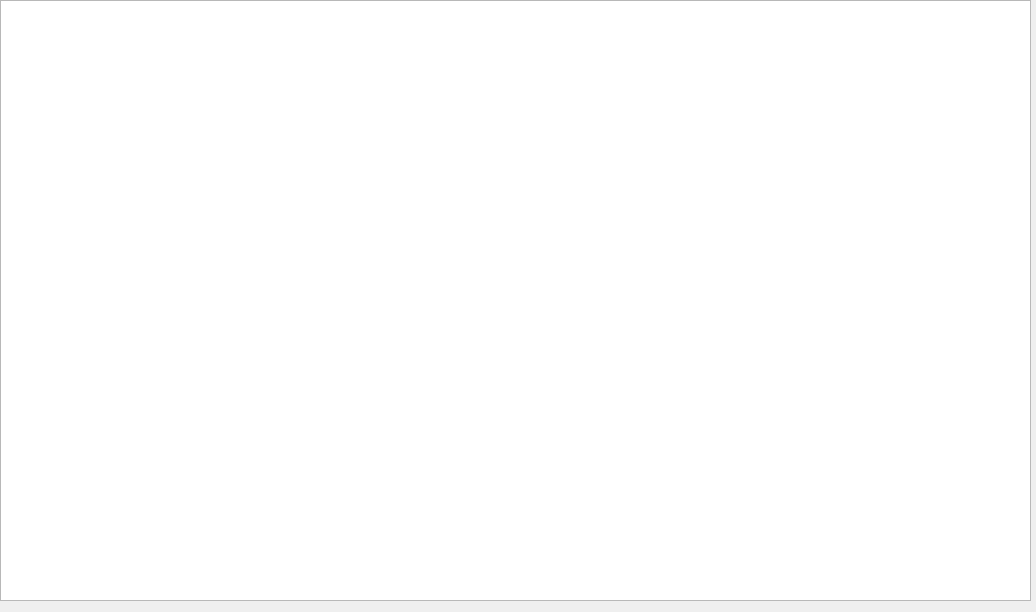
Before: the Qt Designer form app/UI/form_quotation.ui in omegaBionic/maderation_front, drawn with Qt 5.
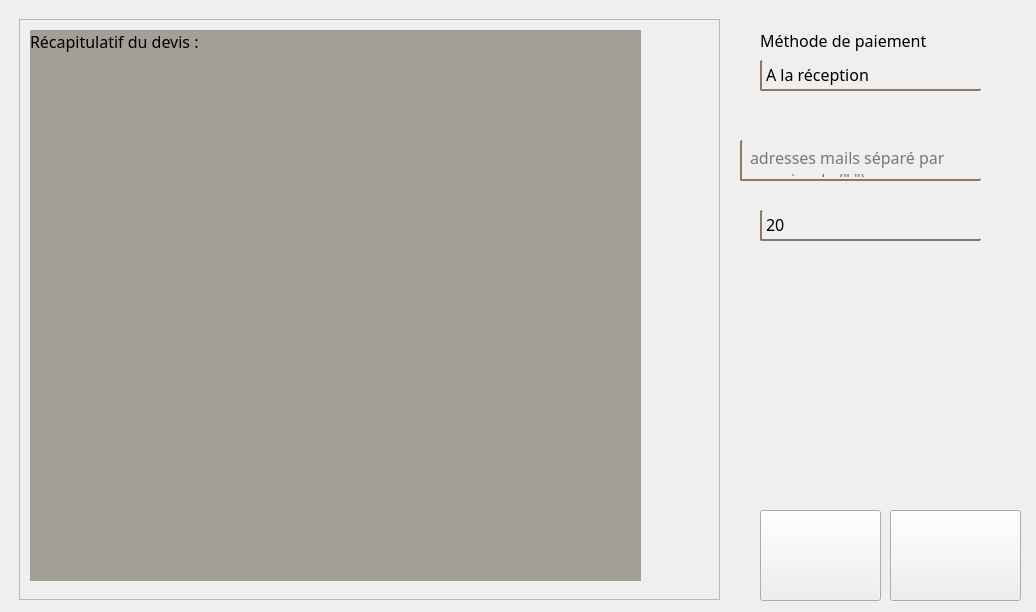
After: the same form once the commit is applied. Icons and pictures are not drawn.

What changed in the file:
```diff
--- a/app/UI/form_quotation.ui
+++ b/app/UI/form_quotation.ui
@@ -13,18 +13,389 @@
   <property name="windowTitle">
    <string>Form</string>
   </property>
-  <widget class="QGraphicsView" name="graphicsView">
+  <widget class="QComboBox" name="comboBox">
    <property name="geometry">
     <rect>
-     <x>0</x>
-     <y>0</y>
-     <width>1031</width>
-     <height>601</height>
+     <x>760</x>
+     <y>60</y>
+     <width>221</width>
+     <height>31</height>
+    </rect>
+   </property>
+   <property name="font">
+    <font>
+     <family>Futura Lt BT</family>
+     <pointsize>12</pointsize>
+    </font>
+   </property>
+   <property name="styleSheet">
+    <string notr="true">QComboBox {
+  background-color: #00000000;
+  padding-top: 2px;
+  /* This QLineEdit fix  103, 111 */
+  padding-bottom: 2px;
+  /* This QLineEdit fix  103, 111 */
+  padding-left: 4px;
+  padding-right: 4px;
+  border-style: solid;
+  border-left: 2px solid rgb(141, 121, 99);
+  border-bottom: 2px solid rgb(141, 121, 99);
+  border-radius: 2%;
+}
+
+
+QComboBox QAbstractItemView {
+  background-color:  rgb(181, 163, 136);
+  border-radius: 4px;
+  border: 1px solid #32414B;
+  selection-color: #148CD2;
+  selection-background-color: rgb(255, 211, 179);
+}
+
+
+QComboBox::indicator {
+  background-color:transparent;
+  selection-background-color: transparent;
+  color: transparent;
+  selection-color: transparent;
+  /* Needed to remove indicator - fix #132 */
+}
+
+QComboBox::indicator:alternate {
+  background: #19232D;
+}
+
+QComboBox::item:alternate {
+  background: #19232D;
+}
+
+QComboBox::item:checked {
+  font-weight: bold;
+}
+
+QComboBox::item:selected {
+  border: 0px solid transparent;
+}
+
+QComboBox::drop-down {
+  subcontrol-origin: padding;
+  subcontrol-position: top right;
+  width: 20px;
+  border-left-width: 0px;
+  border-left-color: #32414B;
+  border-left-style: solid;
+  border-top-right-radius: 3px;
+  border-bottom-right-radius: 3px;
+}
+
+QComboBox::down-arrow {
+  image:url(:/pictures/img/down_arrow.png);
+height: 20%;
+width: 20%;
+}
+
+QComboBox::down-arrow:on, QComboBox::down-arrow:hover, QComboBox::down-arrow:focus {
+  image: url(:/pictures/img/down_arrow_hover.png);
+height: 20%;
+width: 20%;
+}
+</string>
+   </property>
+   <item>
+    <property name="text">
+     <string>A la réception</string>
+    </property>
+   </item>
+   <item>
+    <property name="text">
+     <string>50% à la réception</string>
+    </property>
+   </item>
+   <item>
+    <property name="text">
+     <string>Comptant</string>
+    </property>
+   </item>
+  </widget>
+  <widget class="QLabel" name="label">
+   <property name="geometry">
+    <rect>
+     <x>760</x>
+     <y>30</y>
+     <width>171</width>
+     <height>21</height>
+    </rect>
+   </property>
+   <property name="font">
+    <font>
+     <family>Futura Lt BT</family>
+     <pointsize>12</pointsize>
+    </font>
+   </property>
+   <property name="text">
+    <string>Méthode de paiement</string>
+   </property>
+  </widget>
+  <widget class="QPlainTextEdit" name="plainTextEdit">
+   <property name="geometry">
+    <rect>
+     <x>740</x>
+     <y>140</y>
+     <width>241</width>
+     <height>41</height>
+    </rect>
+   </property>
+   <property name="font">
+    <font>
+     <family>Futura Lt BT</family>
+     <pointsize>12</pointsize>
+     <stylestrategy>PreferDefault</stylestrategy>
+    </font>
+   </property>
+   <property name="styleSheet">
+    <string notr="true">QPlainTextEdit {
+  background-color: #00000000;
+  padding-top: 2px;
+  /* This QLineEdit fix  103, 111 */
+  padding-bottom: 2px;
+  /* This QLineEdit fix  103, 111 */
+  padding-left: 4px;
+  padding-right: 4px;
+  border-style: solid;
+  border-left: 2px solid rgb(141, 121, 99);
+  border-bottom: 2px solid rgb(141, 121, 99);
+  border-radius: 2%;
+}
+</string>
+   </property>
+   <property name="placeholderText">
+    <string>adresses mails séparé par une virgule (&quot;,&quot;)</string>
+   </property>
+  </widget>
+  <widget class="QPushButton" name="pushButton_validate">
+   <property name="geometry">
+    <rect>
+     <x>890</x>
+     <y>510</y>
+     <width>131</width>
+     <height>91</height>
+    </rect>
+   </property>
+   <property name="cursor">
+    <cursorShape>PointingHandCursor</cursorShape>
+   </property>
+   <property name="styleSheet">
+    <string notr="true">QPushButton {
+	border-image: url(:/pictures/img/sendMail.png);
+}
+
+QPushButton::hover {
+	border-image: url(:/pictures/img/sendMail_hover.png);
+
+}
+
+QPushButton::pressed {
+	border-image: url(:/pictures/img/sendMail_pressed.png);
+
+}</string>
+   </property>
+   <property name="text">
+    <string/>
+   </property>
+  </widget>
+  <widget class="QPushButton" name="pushButton_cancel">
+   <property name="geometry">
+    <rect>
+     <x>760</x>
+     <y>510</y>
+     <width>121</width>
+     <height>91</height>
+    </rect>
+   </property>
+   <property name="cursor">
+    <cursorShape>PointingHandCursor</cursorShape>
+   </property>
+   <property name="styleSheet">
+    <string notr="true">QPushButton {
+	border-image: url(:/pictures/img/cancel.png);
+}
+
+QPushButton::hover {
+	border-image: url(:/pictures/img/cancel_hover.png);
+
+}
+
+QPushButton::pressed {
+	border-image: url(:/pictures/img/cancel_pressed.png);
+
+}</string>
+   </property>
+   <property name="text">
+    <string/>
+   </property>
+  </widget>
+  <widget class="QComboBox" name="comboBox_tva">
+   <property name="geometry">
+    <rect>
+     <x>760</x>
+     <y>210</y>
+     <width>221</width>
+     <height>31</height>
+    </rect>
+   </property>
+   <property name="font">
+    <font>
+     <family>Futura Lt BT</family>
+     <pointsize>12</pointsize>
+    </font>
+   </property>
+   <property name="cursor">
+    <cursorShape>PointingHandCursor</cursorShape>
+   </property>
+   <property name="styleSheet">
+    <string notr="true">QComboBox {
+  background-color: #00000000;
+  padding-top: 2px;
+  /* This QLineEdit fix  103, 111 */
+  padding-bottom: 2px;
+  /* This QLineEdit fix  103, 111 */
+  padding-left: 4px;
+  padding-right: 4px;
+  border-style: solid;
+  border-left: 2px solid rgb(141, 121, 99);
+  border-bottom: 2px solid rgb(141, 121, 99);
+  border-radius: 2%;
+}
+
+
+QComboBox QAbstractItemView {
+  background-color:  rgb(181, 163, 136);
+  border-radius: 4px;
+  border: 1px solid #32414B;
+  selection-color: #148CD2;
+  selection-background-color: rgb(255, 211, 179);
+}
+
+
+QComboBox::indicator {
+  background-color:transparent;
+  selection-background-color: transparent;
+  color: transparent;
+  selection-color: transparent;
+  /* Needed to remove indicator - fix #132 */
+}
+
+QComboBox::indicator:alternate {
+  background: #19232D;
+}
+
+QComboBox::item:alternate {
+  background: #19232D;
+}
+
+QComboBox::item:checked {
+  font-weight: bold;
+}
+
+QComboBox::item:selected {
+  border: 0px solid transparent;
+}
+
+QComboBox::drop-down {
+  subcontrol-origin: padding;
+  subcontrol-position: top right;
+  width: 20px;
+  border-left-width: 0px;
+  border-left-color: #32414B;
+  border-left-style: solid;
+  border-top-right-radius: 3px;
+  border-bottom-right-radius: 3px;
+}
+
+QComboBox::down-arrow {
+  image:url(:/pictures/img/down_arrow.png);
+height: 20%;
+width: 20%;
+}
+
+QComboBox::down-arrow:on, QComboBox::down-arrow:hover, QComboBox::down-arrow:focus {
+  image: url(:/pictures/img/down_arrow_hover.png);
+height: 20%;
+width: 20%;
+}
+</string>
+   </property>
+   <item>
+    <property name="text">
+     <string>20</string>
+    </property>
+   </item>
+   <item>
+    <property name="text">
+     <string>10</string>
+    </property>
+   </item>
+   <item>
+    <property name="text">
+     <string>5.5</string>
+    </property>
+   </item>
+   <item>
+    <property name="text">
+     <string>2.1</string>
+    </property>
+   </item>
+  </widget>
+  <widget class="QScrollArea" name="scrollArea">
+   <property name="geometry">
+    <rect>
+     <x>19</x>
+     <y>19</y>
+     <width>701</width>
+     <height>581</height>
     </rect>
    </property>
    <property name="horizontalScrollBarPolicy">
     <enum>Qt::ScrollBarAlwaysOff</enum>
    </property>
+   <property name="widgetResizable">
+    <bool>true</bool>
+   </property>
+   <widget class="QWidget" name="scrollAreaWidgetContents">
+    <property name="geometry">
+     <rect>
+      <x>0</x>
+      <y>0</y>
+      <width>699</width>
+      <height>579</height>
+     </rect>
+    </property>
+    <widget class="QLabel" name="label_2">
+     <property name="geometry">
+      <rect>
+       <x>10</x>
+       <y>10</y>
+       <width>611</width>
+       <height>551</height>
+      </rect>
+     </property>
+     <property name="font">
+      <font>
+       <family>Futura Lt BT</family>
+       <pointsize>12</pointsize>
+      </font>
+     </property>
+     <property name="styleSheet">
+      <string notr="true">background-color: rgb(162, 159, 151);</string>
+     </property>
+     <property name="text">
+      <string>Récapitulatif du devis : </string>
+     </property>
+     <property name="alignment">
+      <set>Qt::AlignLeading|Qt::AlignLeft|Qt::AlignTop</set>
+     </property>
+    </widget>
+   </widget>
   </widget>
  </widget>
  <resources/>
```
